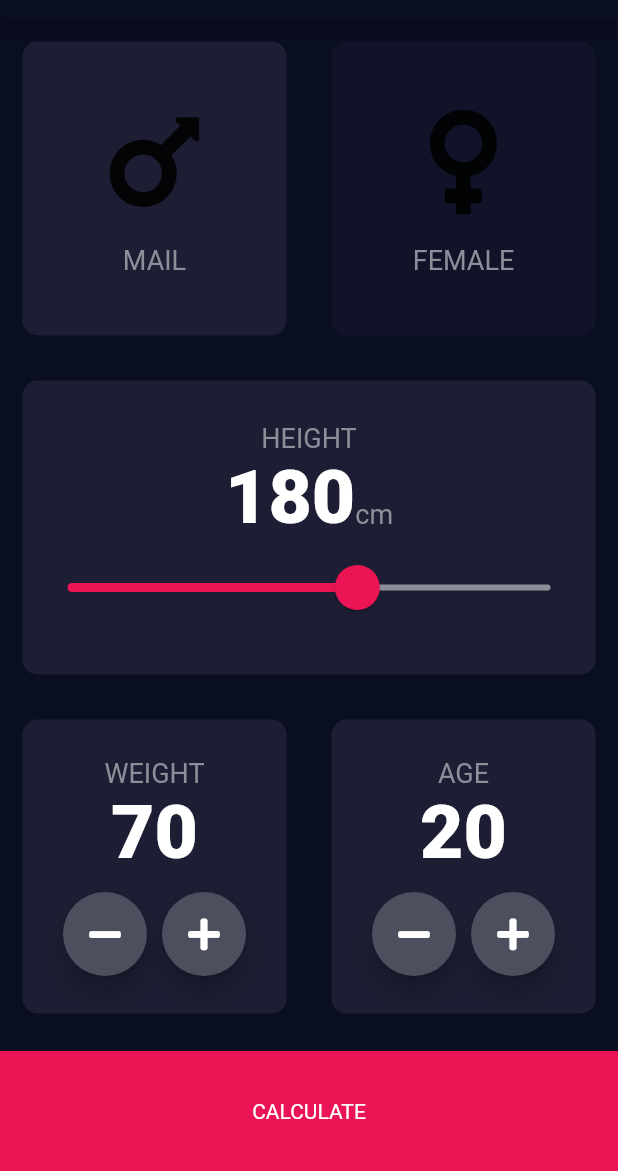
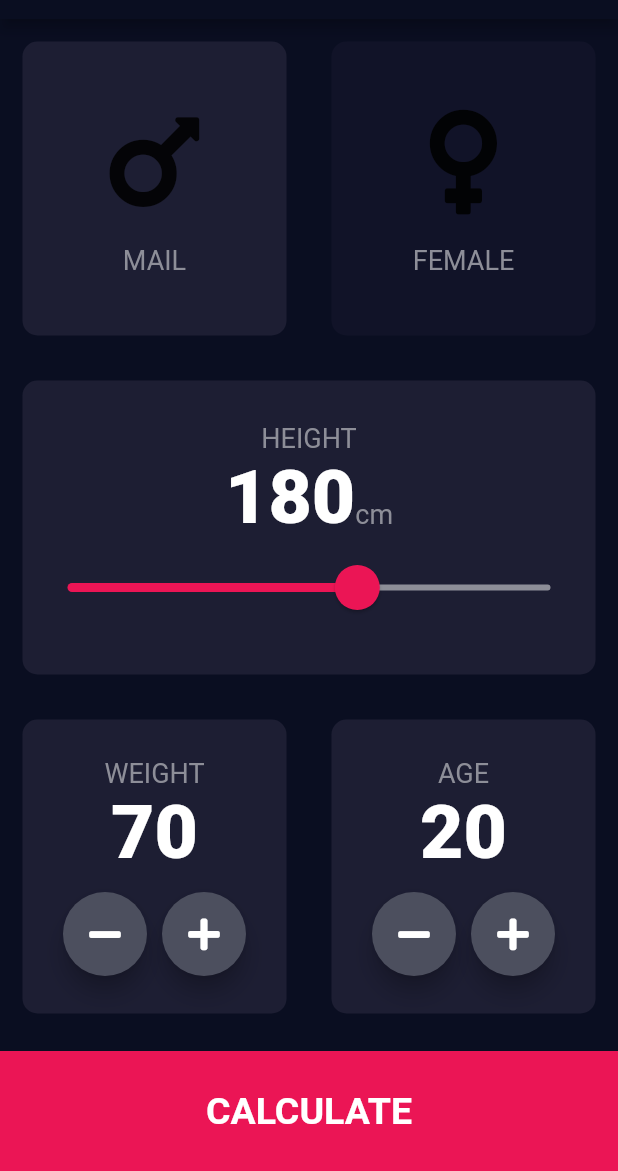
Before and after one commit to eunjeongsong/bmi-calculator-flutter, a Flutter app: the screen it shows after launch, on a phone screen of 412 x 824 dp, the part 65-1236 px from its top. Run offline on Flutter 3.47's test engine with Material 2 defaults, Android fonts, the phone set to English and light mode, and no system bars; our stand-ins replace font_awesome_flutter.

Commit message:
completed bmi calculator screen

```diff
--- /dev/null
+++ b/lib/components/bottom_button.dart
@@ -0,0 +1,33 @@
+import 'package:flutter/cupertino.dart';
+
+import '../constants.dart';
+
+class BottomButton extends StatelessWidget {
+  const BottomButton({
+    Key? key,
+    required this.onTab,
+    required this.buttonTitle,
+  }) : super(key: key);
+
+  final VoidCallback onTab;
+  final String buttonTitle;
+
+  @override
+  Widget build(BuildContext context) {
+    return GestureDetector(
+      onTap: onTab,
+      child: Container(
+        color: kButtonContainerColour,
+        margin: const EdgeInsets.only(top: 10.0),
+        width: double.infinity,
+        height: kButtonContainerHeight,
+        child: Center(
+          child: Text(
+            buttonTitle,
+            style: kLargeButtonTextStyle,
+          ),
+        ),
+      ),
+    );
+  }
+}
--- a/lib/icon_content.dart
+++ b/lib/components/icon_content.dart
@@ -1,6 +1,6 @@
 import 'package:flutter/cupertino.dart';
 
-import 'constants.dart';
+import '../constants.dart';
 
 class IconContent extends StatelessWidget {
   final IconData icon;
--- /dev/null
+++ b/lib/components/round_icon_button.dart
@@ -0,0 +1,26 @@
+import 'package:flutter/cupertino.dart';
+import 'package:flutter/material.dart';
+
+class RoundIconButton extends StatelessWidget {
+  final Widget child;
+  final VoidCallback onPressed;
+
+  const RoundIconButton(
+      {Key? key, required this.child, required this.onPressed})
+      : super(key: key);
+
+  @override
+  Widget build(BuildContext context) {
+    return RawMaterialButton(
+      elevation: 6.0,
+      constraints: const BoxConstraints.tightFor(
+        width: 56.0,
+        height: 56.0,
+      ),
+      shape: const CircleBorder(),
+      fillColor: const Color(0xFF4C4F5E),
+      child: child,
+      onPressed: onPressed,
+    );
+  }
+}
--- a/lib/main.dart
+++ b/lib/main.dart
@@ -1,6 +1,6 @@
 import 'package:flutter/material.dart';
 
-import 'input_page.dart';
+import 'screens/input_page.dart';
 
 void main() => runApp(const BMICalculator());
 
--- a/lib/input_page.dart
+++ b/lib/screens/input_page.dart
@@ -1,11 +1,13 @@
-import 'package:bmi_calculator/results_page.dart';
-import 'package:bmi_calculator/reusable_card.dart';
+import 'package:bmi_calculator/components/bottom_button.dart';
+import 'package:bmi_calculator/components/icon_content.dart';
+import 'package:bmi_calculator/screens/results_page.dart';
+import 'package:bmi_calculator/components/reusable_card.dart';
+import 'package:bmi_calculator/components/round_icon_button.dart';
 import 'package:flutter/foundation.dart';
 import 'package:flutter/material.dart';
 import 'package:font_awesome_flutter/font_awesome_flutter.dart';
 
-import 'constants.dart';
-import 'icon_content.dart';
+import '../constants.dart';
 
 enum Gender { male, female }
 
@@ -133,7 +135,7 @@ class _InputPageState extends State<InputPage> {
                     cardChild: Column(
                       mainAxisAlignment: MainAxisAlignment.center,
                       children: [
-                        Text(
+                        const Text(
                           "WEIGHT",
                           style: kLabelTextStyle,
                         ),
@@ -141,14 +143,14 @@ class _InputPageState extends State<InputPage> {
                           weight.toString(),
                           style: kNumberTextStyle,
                         ),
-                        SizedBox(
+                        const SizedBox(
                           height: 10.0,
                         ),
                         Row(
                           mainAxisAlignment: MainAxisAlignment.center,
                           children: [
                             RoundIconButton(
-                              child: Icon(
+                              child: const Icon(
                                 FontAwesomeIcons.minus,
                                 color: Colors.white,
                               ),
@@ -158,11 +160,11 @@ class _InputPageState extends State<InputPage> {
                                 });
                               },
                             ),
-                            SizedBox(
+                            const SizedBox(
                               width: 10.0,
                             ),
                             RoundIconButton(
-                              child: Icon(
+                              child: const Icon(
                                 FontAwesomeIcons.plus,
                                 color: Colors.white,
                               ),
@@ -184,7 +186,7 @@ class _InputPageState extends State<InputPage> {
                     cardChild: Column(
                       mainAxisAlignment: MainAxisAlignment.center,
                       children: [
-                        Text(
+                        const Text(
                           "AGE",
                           style: kLabelTextStyle,
                         ),
@@ -192,14 +194,14 @@ class _InputPageState extends State<InputPage> {
                           age.toString(),
                           style: kNumberTextStyle,
                         ),
-                        SizedBox(
+                        const SizedBox(
                           height: 10.0,
                         ),
                         Row(
                           mainAxisAlignment: MainAxisAlignment.center,
                           children: [
                             RoundIconButton(
-                              child: Icon(
+                              child: const Icon(
                                 FontAwesomeIcons.minus,
                                 color: Colors.white,
                               ),
@@ -209,11 +211,11 @@ class _InputPageState extends State<InputPage> {
                                 });
                               },
                             ),
-                            SizedBox(
+                            const SizedBox(
                               width: 10.0,
                             ),
                             RoundIconButton(
-                              child: Icon(
+                              child: const Icon(
                                 FontAwesomeIcons.plus,
                                 color: Colors.white,
                               ),
@@ -232,50 +234,17 @@ class _InputPageState extends State<InputPage> {
               ],
             ),
           ),
-          GestureDetector(
-              onTap: () {
-                Navigator.push(
-                  context,
-                  MaterialPageRoute(builder: (context) => ResultsPage()),
-                );
-              },
-              child: Container(
-                color: kButtonContainerColour,
-                margin: const EdgeInsets.only(top: 10.0),
-                width: double.infinity,
-                height: kButtonContainerHeight,
-                child: Center(
-                  child: Text(
-                    "CALCULATE",
-                  ),
-                ),
-              ))
+          BottomButton(
+            buttonTitle: "CALCULATE",
+            onTab: () {
+              Navigator.push(
+                context,
+                MaterialPageRoute(builder: (context) => const ResultsPage()),
+              );
+            },
+          )
         ],
       ),
     );
   }
 }
-
-class RoundIconButton extends StatelessWidget {
-  final Widget child;
-  final VoidCallback onPressed;
-
-  const RoundIconButton(
-      {Key? key, required this.child, required this.onPressed})
-      : super(key: key);
-
-  @override
-  Widget build(BuildContext context) {
-    return RawMaterialButton(
-      elevation: 6.0,
-      constraints: BoxConstraints.tightFor(
-        width: 56.0,
-        height: 56.0,
-      ),
-      shape: CircleBorder(),
-      fillColor: Color(0xFF4C4F5E),
-      child: child,
-      onPressed: onPressed,
-    );
-  }
-}
```
Also changed, not shown: lib/constants.dart (+25 -0 lines), lib/results_page.dart (deleted, +0 -15 lines), lib/screens/results_page.dart (added, +65 -0 lines), lib/components/reusable_card.dart (renamed from lib/reusable_card.dart).
